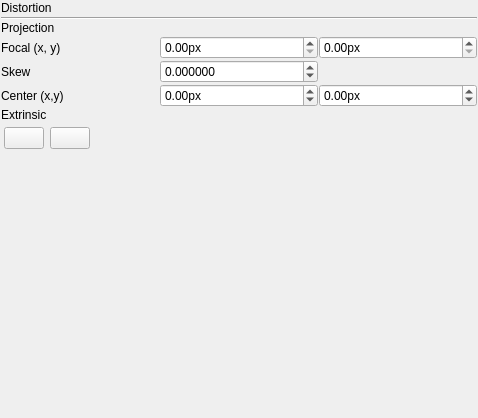
First picture: the form in utils/distortioncorrector/cameraModelParametersControlWidget.ui, repository NickPenkrat/corecvs, before the edit.
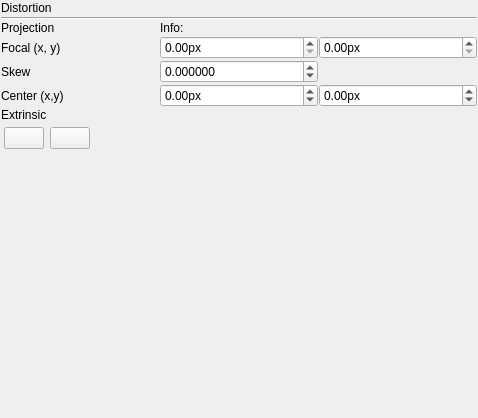
Second picture: the form after the edit. Icons and pictures are not drawn. Custom widgets are drawn as their Qt base class.

What changed in the file:
```diff
--- a/utils/distortioncorrector/cameraModelParametersControlWidget.ui
+++ b/utils/distortioncorrector/cameraModelParametersControlWidget.ui
@@ -250,6 +250,13 @@
      </layout>
     </widget>
    </item>
+   <item row="3" column="1" colspan="2">
+    <widget class="QLabel" name="infoLabel">
+     <property name="text">
+      <string>Info:</string>
+     </property>
+    </widget>
+   </item>
   </layout>
  </widget>
  <customwidgets>
```
